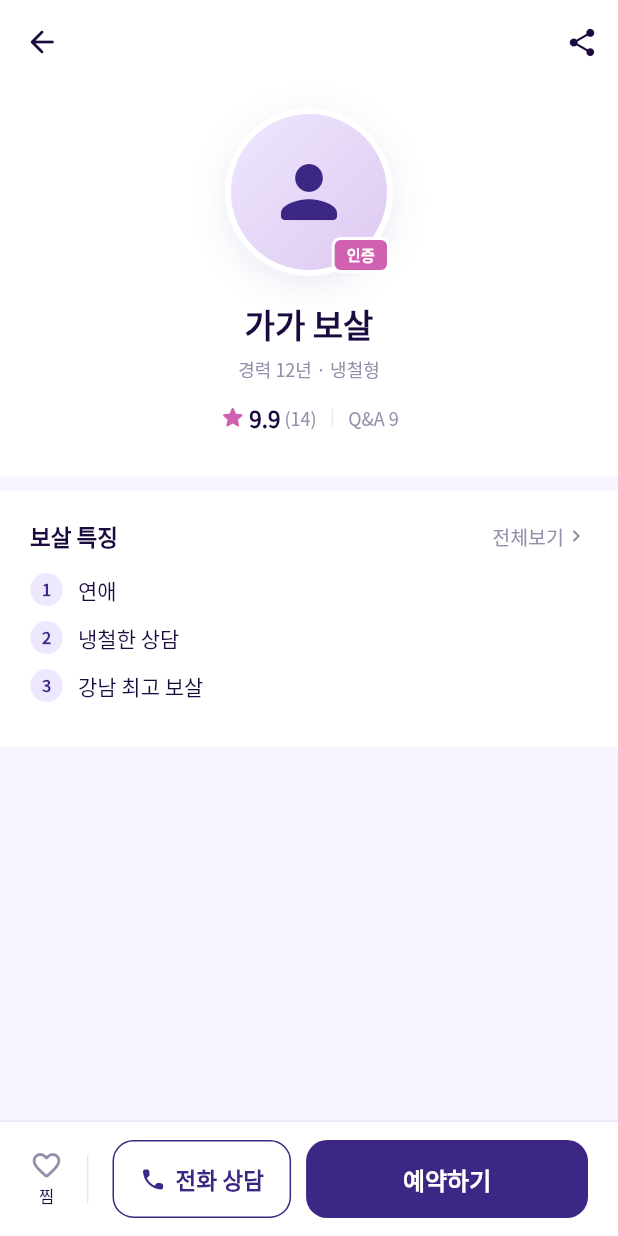
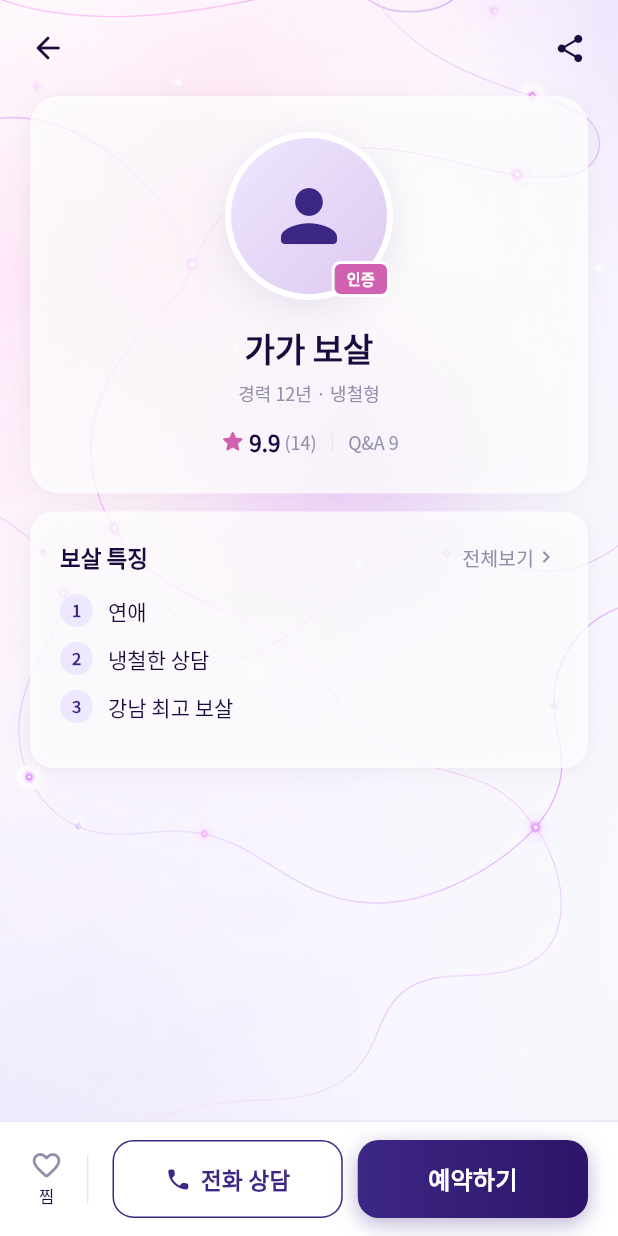
Before and after one commit to Kimchaeyoung-bit/bosal_mvp, a Flutter app: the screen it shows after launch, after a tap on an icon or button, on a phone screen of 412 x 824 dp. Run offline on Flutter 3.47's test engine with Material 3 defaults, Android fonts, the phone set to English and light mode, and no system bars; our stand-ins replace flutter_map, flutter_riverpod, go_router, google_fonts, latlong2.

Commit message:
style: 주요 화면 홈화면 스타일 통일
- home.png 배경 + 반투명 카드(surface 75%) 적용
- 대상: 로그인, 예약 내역, 보살 대시보드, 보살 프로필, 보살 상세, 마이페이지, 검색
- AppBar 제거 후 플로팅 헤더로 교체 (로그인·보살 상세)
- 예약하기 버튼 그라디언트 적용
- 검색 화면 카테고리 카드 홈화면 스타일로 통일

Co-Authored-By: Claude Sonnet 4.6 <noreply@anthropic.com>

```diff
--- a/lib/features/bosal_detail/bosal_detail_screen.dart
+++ b/lib/features/bosal_detail/bosal_detail_screen.dart
@@ -6,6 +6,7 @@ import '../../core/theme/app_colors.dart';
 import '../../core/theme/app_text_styles.dart';
 import '../../core/utils/auth_guard.dart';
 import '../../providers/bosal_provider.dart';
+import '../../shared/widgets/app_shadow.dart';
 import '../booking/booking_sheet.dart';
 
 class BosalDetailScreen extends ConsumerWidget {
@@ -16,6 +17,7 @@ class BosalDetailScreen extends ConsumerWidget {
   Widget build(BuildContext context, WidgetRef ref) {
     final bosals = ref.watch(allBosalsProvider);
     final bosal = bosals.firstWhere((b) => b.id == bosalId);
+    final topPadding = MediaQuery.of(context).padding.top;
     final bottomPadding = MediaQuery.of(context).padding.bottom;
 
     WidgetsBinding.instance.addPostFrameCallback((_) {
@@ -23,33 +25,49 @@ class BosalDetailScreen extends ConsumerWidget {
     });
 
     return Scaffold(
-      backgroundColor: AppColors.bg,
-      appBar: AppBar(
-        backgroundColor: AppColors.surface,
-        leading: IconButton(
+      backgroundColor: Colors.transparent,
+      body: Container(
+        constraints: const BoxConstraints.expand(),
+        decoration: const BoxDecoration(
+          image: DecorationImage(
+            image: AssetImage('assets/images/home.png'),
+            fit: BoxFit.fill,
+          ),
+        ),
+        child: Column(
+          children: [
+            Padding(
+              padding: EdgeInsets.fromLTRB(8, topPadding + 8, 8, 0),
+              child: Row(
+                mainAxisAlignment: MainAxisAlignment.spaceBetween,
+                children: [
+                  IconButton(
                     onPressed: () => context.pop(),
-          icon: const Icon(Icons.arrow_back_rounded),
+                    icon: const Icon(Icons.arrow_back_rounded,
+                        color: AppColors.text),
                   ),
-        actions: [
                   IconButton(
                     onPressed: () {},
-            icon: const Icon(Icons.share_rounded, size: 22),
+                    icon: const Icon(Icons.share_rounded,
+                        size: 22, color: AppColors.text),
                   ),
                 ],
-        elevation: 0,
-        scrolledUnderElevation: 0,
               ),
-      body: Column(
-        children: [
+            ),
             Expanded(
               child: SingleChildScrollView(
+                padding: const EdgeInsets.fromLTRB(20, 8, 20, 20),
                 child: Column(
                   children: [
-                  // Profile section
+                    // Profile card
                     Container(
                       width: double.infinity,
-                    padding: const EdgeInsets.fromLTRB(20, 16, 20, 28),
-                    color: AppColors.surface,
+                      padding: const EdgeInsets.fromLTRB(20, 24, 20, 24),
+                      decoration: BoxDecoration(
+                        color: AppColors.surface.withValues(alpha: 0.75),
+                        borderRadius: BorderRadius.circular(20),
+                        boxShadow: appShadow,
+                      ),
                       child: Column(
                         children: [
                           Stack(
@@ -68,12 +86,11 @@ class BosalDetailScreen extends ConsumerWidget {
                                   ),
                                   shape: BoxShape.circle,
                                   border: Border.all(
-                                  color: AppColors.white,
-                                  width: 4,
-                                ),
+                                      color: AppColors.white, width: 4),
                                   boxShadow: [
                                     BoxShadow(
-                                    color: AppColors.primary.withValues(alpha: 0.1),
+                                      color: AppColors.primary
+                                          .withValues(alpha: 0.1),
                                       blurRadius: 20,
                                       offset: const Offset(0, 6),
                                     ),
@@ -130,7 +147,8 @@ class BosalDetailScreen extends ConsumerWidget {
                               Container(
                                 width: 1,
                                 height: 12,
-                              margin: const EdgeInsets.symmetric(horizontal: 10),
+                                margin:
+                                    const EdgeInsets.symmetric(horizontal: 10),
                                 color: AppColors.border,
                               ),
                               Text('Q&A ${bosal.qnaCount}',
@@ -141,13 +159,17 @@ class BosalDetailScreen extends ConsumerWidget {
                       ),
                     ),
 
-                  const SizedBox(height: 10),
+                    const SizedBox(height: 12),
 
                     // Features card
                     Container(
                       width: double.infinity,
                       padding: const EdgeInsets.all(20),
-                    color: AppColors.surface,
+                      decoration: BoxDecoration(
+                        color: AppColors.surface.withValues(alpha: 0.75),
+                        borderRadius: BorderRadius.circular(16),
+                        boxShadow: appShadow,
+                      ),
                       child: Column(
                         crossAxisAlignment: CrossAxisAlignment.start,
                         children: [
@@ -161,7 +183,8 @@ class BosalDetailScreen extends ConsumerWidget {
                                 onTap: () {},
                                 child: Row(
                                   children: [
-                                  Text('전체보기', style: AppTextStyles.moreLink),
+                                    Text('전체보기',
+                                        style: AppTextStyles.moreLink),
                                     const Icon(Icons.chevron_right_rounded,
                                         size: 16, color: AppColors.textSub),
                                   ],
@@ -179,7 +202,7 @@ class BosalDetailScreen extends ConsumerWidget {
                                   Container(
                                     width: 22,
                                     height: 22,
-                                  decoration: BoxDecoration(
+                                    decoration: const BoxDecoration(
                                       color: AppColors.primarySoft,
                                       shape: BoxShape.circle,
                                     ),
@@ -208,21 +231,19 @@ class BosalDetailScreen extends ConsumerWidget {
                       ),
                     ),
 
-
-                  const SizedBox(height: 120),
+                    const SizedBox(height: 100),
                   ],
                 ),
               ),
             ),
           ],
         ),
+      ),
       bottomNavigationBar: Container(
         padding: EdgeInsets.fromLTRB(20, 12, 20, bottomPadding + 12),
-        decoration: const BoxDecoration(
-          color: AppColors.surface,
-          border: Border(
-            top: BorderSide(color: AppColors.border),
-          ),
+        decoration: BoxDecoration(
+          color: AppColors.surface.withValues(alpha: 0.95),
+          border: const Border(top: BorderSide(color: AppColors.border)),
         ),
         child: Row(
           children: [
@@ -247,62 +268,74 @@ class BosalDetailScreen extends ConsumerWidget {
             Container(width: 1, height: 32, color: AppColors.border),
             const SizedBox(width: 16),
             if (bosal.phoneNumber != null) ...[
-              SizedBox(
-                height: 52,
-                child: ElevatedButton(
-                  onPressed: () => requireAuth(context, ref,
+              Expanded(
+                child: GestureDetector(
+                  onTap: () => requireAuth(context, ref,
                       onAuthenticated: () async {
                         final uri = Uri(
                           scheme: 'tel',
                           path: bosal.phoneNumber!.replaceAll('-', ''),
                         );
-                        if (await canLaunchUrl(uri)) {
-                          await launchUrl(uri);
-                        }
+                        if (await canLaunchUrl(uri)) await launchUrl(uri);
                       }),
-                  style: ElevatedButton.styleFrom(
-                    backgroundColor: AppColors.surface,
-                    foregroundColor: AppColors.primary,
-                    elevation: 0,
-                    side: const BorderSide(color: AppColors.primary),
-                    shape: RoundedRectangleBorder(
+                  child: Container(
+                    height: 52,
+                    decoration: BoxDecoration(
+                      color: AppColors.surface.withValues(alpha: 0.75),
                       borderRadius: BorderRadius.circular(14),
+                      border: Border.all(color: AppColors.primary),
                     ),
-                    padding: const EdgeInsets.symmetric(horizontal: 18),
+                    alignment: Alignment.center,
+                    child: const Row(
+                      mainAxisAlignment: MainAxisAlignment.center,
+                      children: [
+                        Icon(Icons.phone_rounded,
+                            size: 18, color: AppColors.primary),
+                        SizedBox(width: 6),
+                        Text(
+                          '전화 상담',
+                          style: TextStyle(
+                              fontSize: 15,
+                              fontWeight: FontWeight.w700,
+                              color: AppColors.primary),
                         ),
-                  child: const Row(
-                    mainAxisSize: MainAxisSize.min,
-                    children: [
-                      Icon(Icons.phone_rounded, size: 18),
-                      SizedBox(width: 6),
-                      Text('전화 상담',
-                          style: TextStyle(
-                              fontSize: 15, fontWeight: FontWeight.w700)),
                       ],
+                    ),
                   ),
                 ),
               ),
               const SizedBox(width: 10),
             ],
             Expanded(
-              child: SizedBox(
+              child: GestureDetector(
+                onTap: () => requireAuth(context, ref,
+                    onAuthenticated: () => showBookingSheet(context, bosal)),
+                child: Container(
                   height: 52,
-                child: ElevatedButton(
-                  onPressed: () => requireAuth(context, ref,
-                      onAuthenticated: () => showBookingSheet(context, bosal)),
-                  style: ElevatedButton.styleFrom(
-                    backgroundColor: AppColors.primary,
-                    foregroundColor: AppColors.white,
-                    elevation: 0,
-                    shape: RoundedRectangleBorder(
+                  decoration: BoxDecoration(
+                    gradient: const LinearGradient(
+                      colors: [AppColors.primary, AppColors.primaryDark],
+                      begin: Alignment.centerLeft,
+                      end: Alignment.centerRight,
+                    ),
                     borderRadius: BorderRadius.circular(14),
+                    boxShadow: [
+                      BoxShadow(
+                        color: AppColors.primary.withValues(alpha: 0.35),
+                        blurRadius: 12,
+                        offset: const Offset(0, 4),
                       ),
-                    textStyle: const TextStyle(
+                    ],
+                  ),
+                  alignment: Alignment.center,
+                  child: const Text(
+                    '예약하기',
+                    style: TextStyle(
                       fontSize: 16,
                       fontWeight: FontWeight.w700,
+                      color: AppColors.white,
                     ),
                   ),
-                  child: const Text('예약하기'),
                 ),
               ),
             ),
```
Also changed, not shown: lib/features/auth/login_screen.dart (+48 -25 lines), lib/features/booking/booking_screen.dart (+14 -5 lines), lib/features/bosal_dashboard/bosal_dashboard_screen.dart (+22 -21 lines), lib/features/bosal_dashboard/bosal_profile_screen.dart (+15 -7 lines), lib/features/mypage/mypage_screen.dart (+37 -40 lines), lib/features/search/search_screen.dart (+41 -26 lines). Lines whose indentation alone changed are shown as unchanged.
